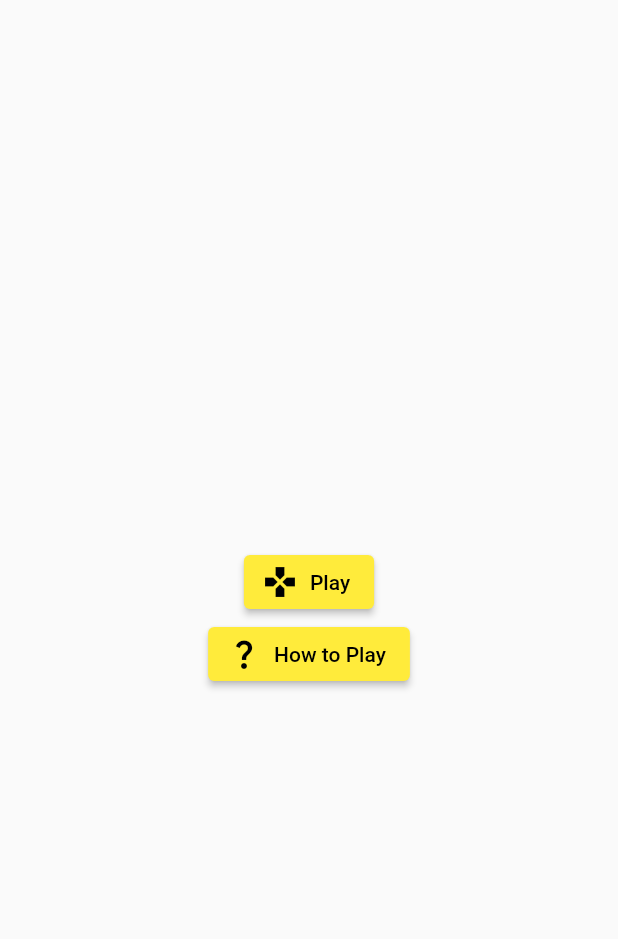
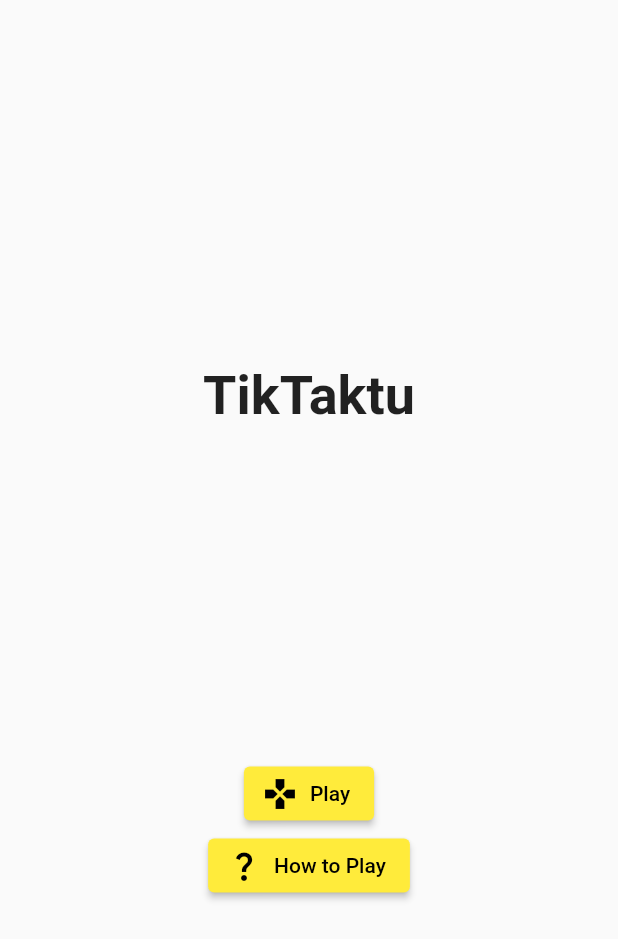
Before and after one commit to Rafeqm/tiktaktu, a Flutter app: the screen it shows after launch, on a phone screen of 412 x 824 dp. Shown: the top 939 px of the screen. Run offline on Flutter 3.47's test engine with Material 2 defaults, Android fonts, the phone set to English and light mode, and no system bars.

Commit message:
fix: Add `TikTaktu` title text to `MainScreen` and `InstructionScreen`

```diff
--- a/lib/main_screen.dart
+++ b/lib/main_screen.dart
@@ -13,6 +13,14 @@ class MainScreen extends StatelessWidget {
         child: Column(
           mainAxisAlignment: MainAxisAlignment.center,
           children: [
+            const Padding(
+              padding: EdgeInsets.symmetric(vertical: 20.0),
+              child: Text(
+                'TikTaktu',
+                style: TextStyle(fontSize: 36.0, fontWeight: FontWeight.bold),
+              ),
+            ),
+            const SizedBox(height: 200.0),
             ElevatedButton.icon(
               icon: const Icon(Icons.games),
               label: const Text('Play'),
@@ -33,8 +41,9 @@ class MainScreen extends StatelessWidget {
                 Navigator.push(
                   context,
                   MaterialPageRoute<void>(
-                    builder: (BuildContext context) =>
-                        const InstructionScreen(),
+                    builder: (BuildContext context) {
+                      return const InstructionScreen();
+                    },
                     maintainState: false,
                   ),
                 );
--- a/pubspec.yaml
+++ b/pubspec.yaml
@@ -1,7 +1,7 @@
 name: tiktaktu
 description: Play with whoever you want.
 publish_to: "none" # Remove this line if you wish to publish to pub.dev
-version: 1.0.0-beta.6+1
+version: 1.0.0-beta.7+1
 
 environment:
   sdk: ">=2.16.1 <3.0.0"
```
Also changed, not shown: lib/instruction_screen.dart (+8 -1 lines).
